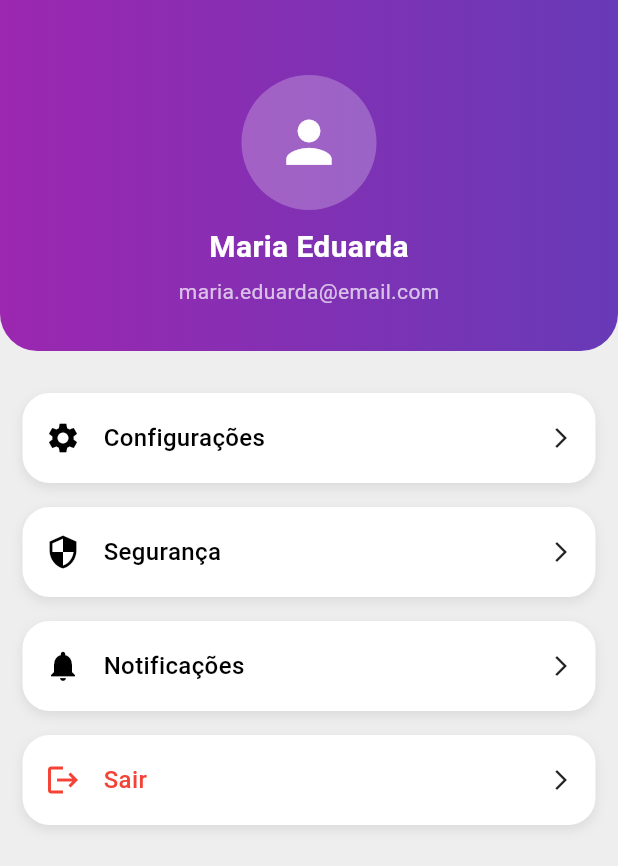
After one commit to meffxz12/projeto_Analise_de_A-oes, a Flutter app: the Perfil screen opened directly, on a phone screen of 412 x 824 dp. The commit adds this screen. Shown: the top 866 px of the screen. Run offline on Flutter 3.47's test engine with Material 3 defaults, Android fonts, the phone set to English and light mode, and no system bars; our stand-ins replace firebase_auth, firebase_core, fl_chart, flutter_svg, logger, smooth_page_indicator; accounts and stored records are empty; network calls fail.

Commit message:
adicionando perfil e alguns componentes

```diff
--- a/lib/componentes/grafico.dart
+++ b/lib/componentes/grafico.dart
@@ -39,7 +39,7 @@ class _GraficoAcaoState extends State<GraficoAcao> {
         _loading = false;
       });
     } catch (e) {
-      setState(() {
+    setState(() {
         _erro = e.toString();
         _loading = false;
       });
--- a/lib/main.dart
+++ b/lib/main.dart
@@ -1,6 +1,9 @@
 import 'package:flutter/material.dart';
+import 'package:meu_apli/componentes/navegacaotelas.dart';
 import 'package:meu_apli/telas/bemvindo.dart';
 import 'package:firebase_core/firebase_core.dart';
+import 'package:meu_apli/telas/carteirasimulada.dart';
+import 'package:meu_apli/telas/ensino.dart';
 import 'package:meu_apli/telas/favoritos.dart';
 import 'telas/hometela.dart';
 
@@ -16,7 +19,7 @@ class MyApp extends StatelessWidget {
   Widget build(BuildContext context) {
     return MaterialApp(
       debugShowCheckedModeBanner: false,
-      home: HomePage(),
+      home: Navegacaotelas(),
     );
   }
 }
--- /dev/null
+++ b/lib/telas/perfilusuario.dart
@@ -0,0 +1,105 @@
+import 'package:flutter/material.dart';
+import 'package:meu_apli/componentes/coresglobais.dart';
+
+class Perfil extends StatelessWidget {
+  const Perfil({super.key});
+
+  @override
+  Widget build(BuildContext context) {
+    return Scaffold(
+      backgroundColor: Colors.grey[200],
+
+      body: Column(
+        children: [
+
+          Container(
+            width: double.infinity,
+            padding: const EdgeInsets.only(top: 50, bottom: 30),
+            decoration: const BoxDecoration(
+              gradient: LinearGradient(
+                colors: CoresGlobais.backgrounder,
+              ),
+              borderRadius: BorderRadius.only(
+                bottomLeft: Radius.circular(25),
+                bottomRight: Radius.circular(25),
+              ),
+            ),
+            child: Column(
+              children: const [
+                CircleAvatar(
+                  radius: 45,
+                  backgroundColor: Colors.white24,
+                  child: Icon(Icons.person, size: 45, color: Colors.white),
+                ),
+                SizedBox(height: 10),
+                Text(
+                  "Maria Eduarda",
+                  style: TextStyle(
+                    color: Colors.white,
+                    fontSize: 20,
+                    fontWeight: FontWeight.bold,
+                  ),
+                ),
+                SizedBox(height: 5),
+                Text(
+                  "maria.eduarda@email.com",
+                  style: TextStyle(
+                    color: Colors.white70,
+                    fontSize: 14,
+                  ),
+                ),
+              ],
+            ),
+          ),
+
+          const SizedBox(height: 20),
+
+          // 🔹 CARDS DE OPÇÕES
+          _itemPerfil(Icons.settings, "Configurações"),
+          _itemPerfil(Icons.security, "Segurança"),
+          _itemPerfil(Icons.notifications, "Notificações"),
+          _itemPerfil(Icons.logout, "Sair", isLogout: true),
+        ],
+      ),
+    );
+  }
+
+  // 🔥 COMPONENTE DE ITEM
+  Widget _itemPerfil(IconData icon, String text, {bool isLogout = false}) {
+    return Container(
+      margin: const EdgeInsets.symmetric(horizontal: 15, vertical: 8),
+      padding: const EdgeInsets.symmetric(horizontal: 15, vertical: 18),
+      decoration: BoxDecoration(
+        color: Colors.white,
+        borderRadius: BorderRadius.circular(18),
+        boxShadow: [
+          BoxShadow(
+            color: Colors.black.withOpacity(0.08),
+            blurRadius: 6,
+            offset: const Offset(0, 3),
+          )
+        ],
+      ),
+      child: Row(
+        children: [
+          Icon(
+            icon,
+            color: isLogout ? Colors.red : Colors.black,
+          ),
+          const SizedBox(width: 15),
+          Expanded(
+            child: Text(
+              text,
+              style: TextStyle(
+                fontSize: 16,
+                color: isLogout ? Colors.red : Colors.black,
+                fontWeight: FontWeight.w500,
+              ),
+            ),
+          ),
+          const Icon(Icons.arrow_forward_ios, size: 16),
+        ],
+      ),
+    );
+  }
+}
```
Also changed, not shown: lib/componentes/navegacaotelas.dart (added, +69 -0 lines), lib/telas/carteirasimulada.dart (+79 -0 lines), lib/telas/ensino.dart (+84 -0 lines), lib/telas/favoritos.dart (+15 -20 lines), lib/telas/hometela.dart (+23 -140 lines), 1 other file.
